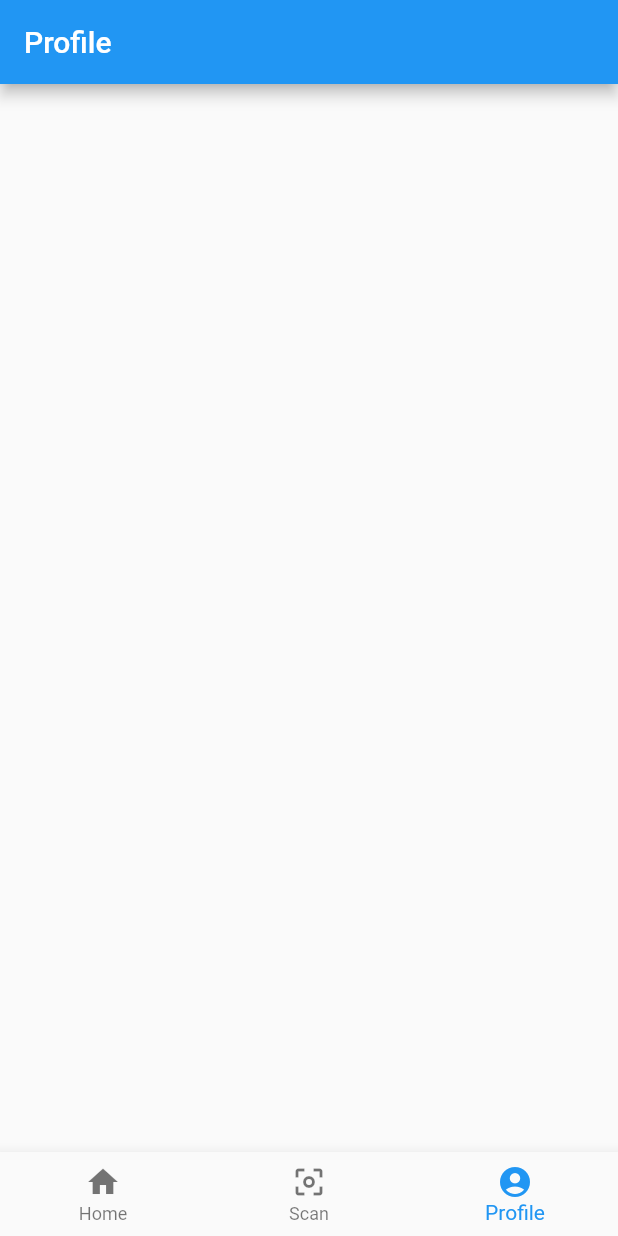
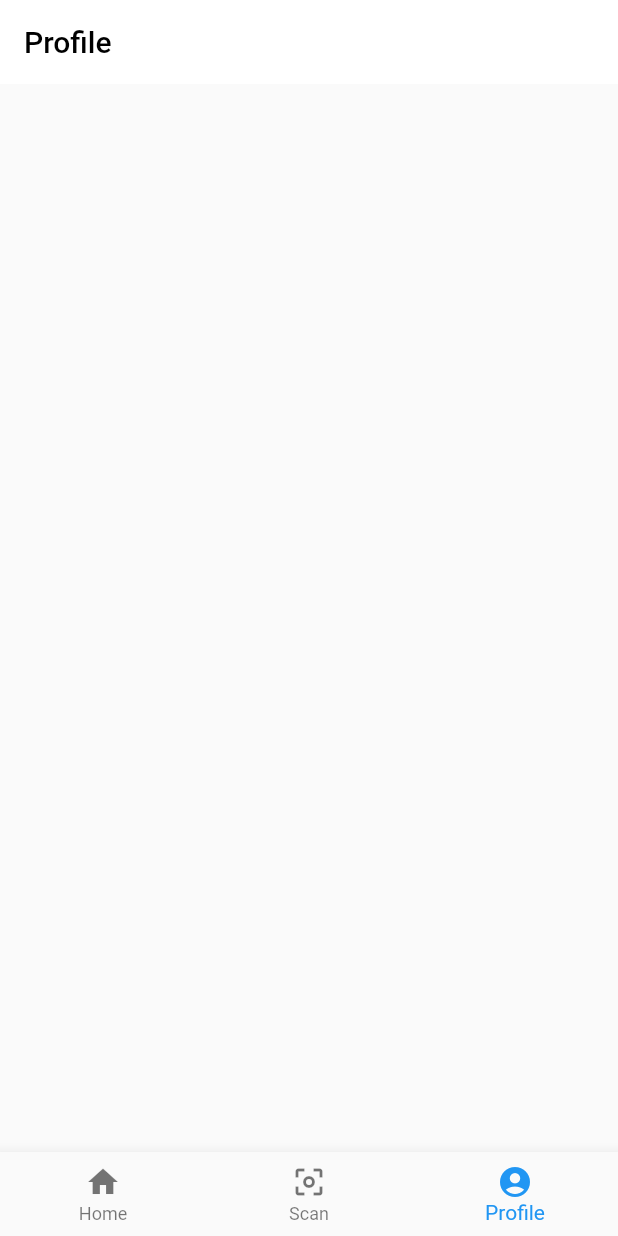
Before and after one commit to kcsuffolk/idntfy-app, a Flutter app: the screen it shows after launch, item 3 of the bottom bar chosen, on a phone screen of 412 x 824 dp. Run offline on Flutter 3.47's test engine with Material 2 defaults, Android fonts, the phone set to English and light mode, and no system bars; missing offline and left inert: qr_code_scanner.

Commit message:
Edited Appbar Design

```diff
--- a/lib/screens/Home.dart
+++ b/lib/screens/Home.dart
@@ -26,11 +26,11 @@ class _HomeState extends State<Home> {
   Widget build(BuildContext context) {
     return Scaffold(
       appBar: AppBar(
-        title: Text(
-          'Latest Transactions',
-          style: TextStyle(color: Colors.black),
-        ),
+        title:
+            Text('Latest Transactions', style: TextStyle(color: Colors.black)),
         elevation: 0,
+        backgroundColor: Colors.white,
+        brightness: Brightness.light,
       ),
       body: ListView.builder(
         itemCount: lastTransaction.length,
--- a/lib/screens/Profile.dart
+++ b/lib/screens/Profile.dart
@@ -13,7 +13,10 @@ class _ProfileState extends State<Profile> {
   Widget build(BuildContext context) {
     return Scaffold(
       appBar: AppBar(
-        title: Text('Profile'),
+        title: Text('Profile', style: TextStyle(color: Colors.black)),
+        elevation: 0,
+        backgroundColor: Colors.white,
+        brightness: Brightness.light,
       ),
       // body: ListView.builder(),
     );
```
Also changed, not shown: pubspec.yaml (+3 -5 lines).
